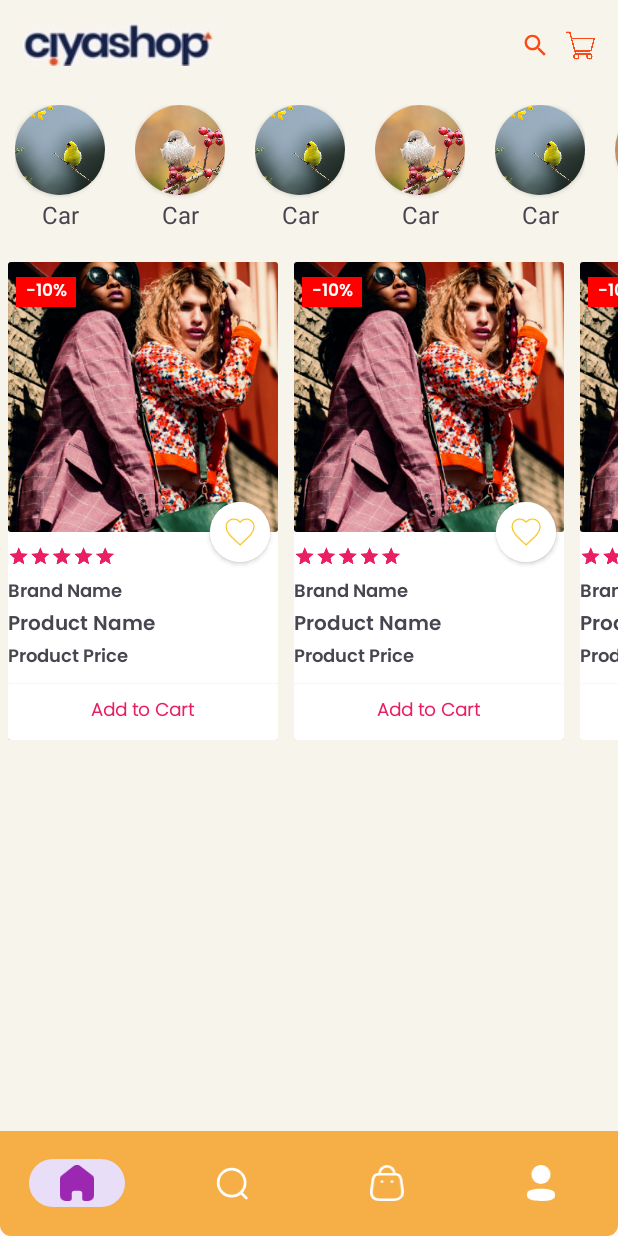
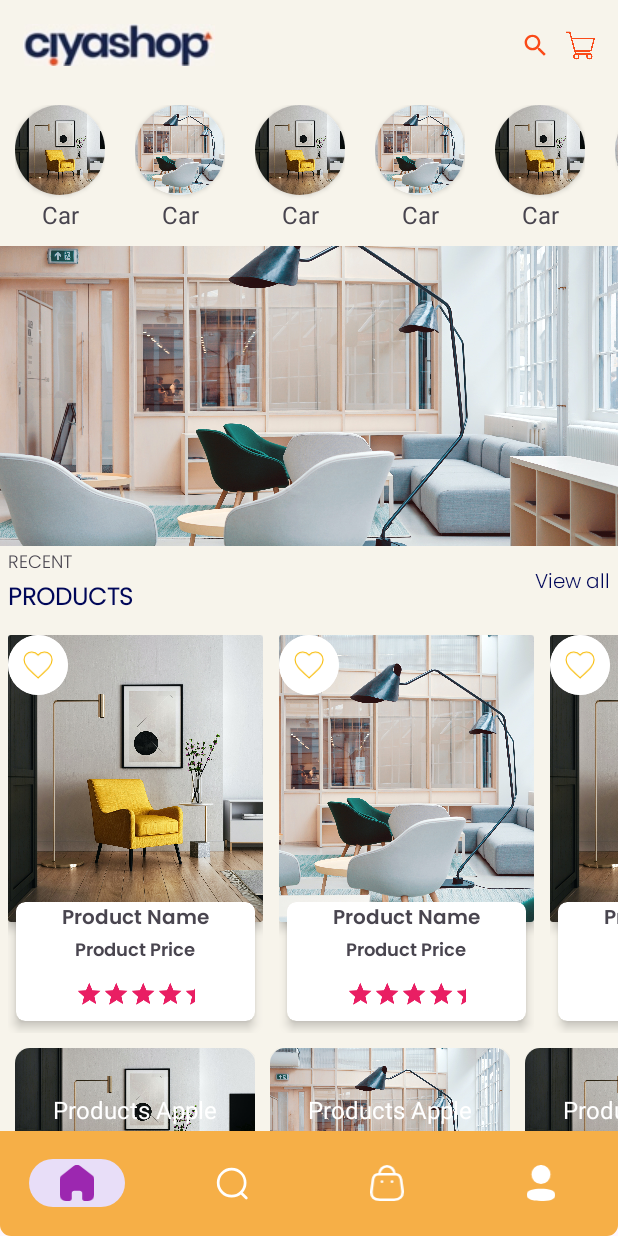
Before and after one commit to mehedii-hassan/BuyNowEcommerceAppDemo, an Android app: the screen it shows after launch (ShoppingActivity), on a phone screen of 412 x 824 dp. Run offline under Robolectric (Android 15) with nearby library versions, the light colour scheme and no system bars; our stand-ins replace data binding, navigation-ui, sdp/ssp sizes.

Commit message:
updated design

```diff
--- a/app/src/main/AndroidManifest.xml
+++ b/app/src/main/AndroidManifest.xml
@@ -8,9 +8,9 @@
         android:allowBackup="true"
         android:dataExtractionRules="@xml/data_extraction_rules"
         android:fullBackupContent="@xml/backup_rules"
-        android:icon="@mipmap/ic_launcher"
+        android:icon="@drawable/ecommerc_logo"
         android:label="@string/app_name"
-        android:roundIcon="@mipmap/ic_launcher_round"
+        android:roundIcon="@drawable/ecommerc_logo"
         android:supportsRtl="true"
         android:theme="@style/Theme.BuyNowEcommerceApp"
         tools:targetApi="31">
--- /dev/null
+++ b/app/src/main/java/com/example/buynowecommerceapp/adapters/FeatureProductAdapter.kt
@@ -0,0 +1,43 @@
+package com.example.buynowecommerceapp.adapters
+
+import android.view.LayoutInflater
+import android.view.ViewGroup
+import androidx.recyclerview.widget.RecyclerView
+import com.example.buynowecommerceapp.databinding.CategoryRowItemDesignBinding
+import com.example.buynowecommerceapp.databinding.RvFeatureProductsItemDesignBinding
+import com.example.buynowecommerceapp.databinding.RvShopNowItemDesignBinding
+
+class FeatureProductAdapter(
+    private val featureProductImageList: ArrayList<Int>,
+) :
+    RecyclerView.Adapter<FeatureProductAdapter.FeatureProductViewHolder>() {
+
+
+    override fun onCreateViewHolder(parent: ViewGroup, viewType: Int): FeatureProductViewHolder {
+        val binding = RvFeatureProductsItemDesignBinding.inflate(
+            LayoutInflater
+                .from(parent.context), parent, false
+        )
+        return FeatureProductViewHolder(binding)
+    }
+
+    override fun getItemCount(): Int {
+        return featureProductImageList.size
+    }
+
+    override fun onBindViewHolder(holder: FeatureProductViewHolder, position: Int) {
+
+        holder.bind(position)
+    }
+
+
+    inner class FeatureProductViewHolder(private val binding: RvFeatureProductsItemDesignBinding) :
+        RecyclerView.ViewHolder(binding.root) {
+
+        fun bind(position: Int) {
+            binding.ivFeatureProductItem.setImageResource(featureProductImageList[position])
+
+
+        }
+    }
+}
--- a/app/src/main/java/com/example/buynowecommerceapp/adapters/ProductAdapter.kt
+++ b/app/src/main/java/com/example/buynowecommerceapp/adapters/ProductAdapter.kt
@@ -3,7 +3,7 @@
 import android.view.LayoutInflater
 import android.view.ViewGroup
 import androidx.recyclerview.widget.RecyclerView
-import com.example.buynowecommerceapp.databinding.RvProdutItemDesignBinding
+import com.example.buynowecommerceapp.databinding.RvFeatureProductsItemDesignBinding
 
 class ProductAdapter(
     private val productImageList: ArrayList<Int>,
@@ -11,7 +11,7 @@
 
 
     override fun onCreateViewHolder(parent: ViewGroup, viewType: Int): ProductViewHolder {
-        val binding = RvProdutItemDesignBinding.inflate(
+        val binding = RvFeatureProductsItemDesignBinding.inflate(
             LayoutInflater
                 .from(parent.context), parent, false
         )
@@ -26,11 +26,11 @@
         holder.bind(position)
     }
 
-    inner class ProductViewHolder(private val binding: RvProdutItemDesignBinding) :
+    inner class ProductViewHolder(private val binding: RvFeatureProductsItemDesignBinding) :
         RecyclerView.ViewHolder(binding.root) {
 
         fun bind(position: Int) {
-            binding.ivProductItem.setImageResource(productImageList[position])
+            binding.ivFeatureProductItem.setImageResource(productImageList[position])
         }
     }
 }
--- /dev/null
+++ b/app/src/main/java/com/example/buynowecommerceapp/adapters/ShopNowAdapter.kt
@@ -0,0 +1,42 @@
+package com.example.buynowecommerceapp.adapters
+
+import android.view.LayoutInflater
+import android.view.ViewGroup
+import androidx.recyclerview.widget.RecyclerView
+import com.example.buynowecommerceapp.databinding.CategoryRowItemDesignBinding
+import com.example.buynowecommerceapp.databinding.RvShopNowItemDesignBinding
+
+class ShopNowAdapter(
+    private val shopNowImageList: ArrayList<Int>,
+) :
+    RecyclerView.Adapter<ShopNowAdapter.ShopNowViewHolder>() {
+
+
+    override fun onCreateViewHolder(parent: ViewGroup, viewType: Int): ShopNowViewHolder {
+        val binding = RvShopNowItemDesignBinding.inflate(
+            LayoutInflater
+                .from(parent.context), parent, false
+        )
+        return ShopNowViewHolder(binding)
+    }
+
+    override fun getItemCount(): Int {
+        return shopNowImageList.size
+    }
+
+    override fun onBindViewHolder(holder: ShopNowViewHolder, position: Int) {
+
+        holder.bind(position)
+    }
+
+
+    inner class ShopNowViewHolder(private val binding: RvShopNowItemDesignBinding) :
+        RecyclerView.ViewHolder(binding.root) {
+
+        fun bind(position: Int) {
+            binding.ivShopNowItem.setImageResource(shopNowImageList[position])
+
+
+        }
+    }
+}
--- a/app/src/main/java/com/example/buynowecommerceapp/ui/fragments/HomeFragment.kt
+++ b/app/src/main/java/com/example/buynowecommerceapp/ui/fragments/HomeFragment.kt
@@ -5,10 +5,13 @@
 import android.view.LayoutInflater
 import android.view.View
 import android.view.ViewGroup
+import androidx.recyclerview.widget.GridLayoutManager
 import androidx.recyclerview.widget.LinearLayoutManager
 import com.example.buynowecommerceapp.R
 import com.example.buynowecommerceapp.adapters.CategoryAdapter
+import com.example.buynowecommerceapp.adapters.FeatureProductAdapter
 import com.example.buynowecommerceapp.adapters.ProductAdapter
+import com.example.buynowecommerceapp.adapters.ShopNowAdapter
 import com.example.buynowecommerceapp.databinding.FragmentHomeBinding
 
 
@@ -29,36 +32,42 @@
         // val categoryImageList = resources.getIntArray(R.array.CategoryImageList)
         val categoryNameList = resources.getStringArray(R.array.CategoryNameList)
 
-        val productList = ArrayList<Int>()
-        productList.add(R.drawable.bn)
-        productList.add(R.drawable.bn)
-        productList.add(R.drawable.bn)
-        productList.add(R.drawable.bn)
-        productList.add(R.drawable.bn)
-        productList.add(R.drawable.bn)
-        productList.add(R.drawable.bn)
-        productList.add(R.drawable.bn)
-        productList.add(R.drawable.bn)
-        productList.add(R.drawable.bn)
+
+
+
 
         val list = ArrayList<Int>()
-        list.add(R.drawable.bird3)
-        list.add(R.drawable.bird4)
-        list.add(R.drawable.bird3)
-        list.add(R.drawable.bird4)
-        list.add(R.drawable.bird3)
-        list.add(R.drawable.bird4)
-        list.add(R.drawable.bird3)
+        list.add(R.drawable.img1)
+        list.add(R.drawable.img2)
+        list.add(R.drawable.img1)
+        list.add(R.drawable.img2)
+        list.add(R.drawable.img1)
+        list.add(R.drawable.img2)
+        list.add(R.drawable.img1)
+        list.add(R.drawable.img2)
+        list.add(R.drawable.img1)
+        list.add(R.drawable.img2)
+
 
         val adapter = CategoryAdapter(list, categoryNameList)
         binding.rvCategory.layoutManager =
             LinearLayoutManager(view.context, LinearLayoutManager.HORIZONTAL, false)
         binding.rvCategory.adapter = adapter
 
-        val productAdapter = ProductAdapter(productList)
+        val productAdapter = ProductAdapter(list)
         binding.rvProduct.layoutManager =
             LinearLayoutManager(view.context, LinearLayoutManager.HORIZONTAL, false)
         binding.rvProduct.adapter = productAdapter
+
+        val shopNowAdapter = ShopNowAdapter(list)
+        binding.rvShopNow.layoutManager =
+            LinearLayoutManager(view.context, LinearLayoutManager.HORIZONTAL, false)
+        binding.rvShopNow.adapter = shopNowAdapter
+
+        val featureProductAdapter = FeatureProductAdapter(list)
+        binding.rvFeatureProducts.layoutManager =
+            GridLayoutManager(view.context, 2)
+        binding.rvFeatureProducts.adapter = featureProductAdapter
 
 
     }
--- /dev/null
+++ b/app/src/main/res/drawable/custom_shop_now_btn_design.xml
@@ -0,0 +1,6 @@
+<?xml version="1.0" encoding="utf-8"?>
+<shape android:shape="rectangle" xmlns:android="http://schemas.android.com/apk/res/android">
+
+    <solid android:color="@color/g_dark_blue"/>
+    <corners android:radius="@dimen/_20sdp"/>
+</shape>
--- a/app/src/main/res/layout/fragment_home.xml
+++ b/app/src/main/res/layout/fragment_home.xml
@@ -7,11 +7,17 @@
 
     </data>
 
-    <androidx.constraintlayout.widget.ConstraintLayout
+    <ScrollView
         android:layout_width="match_parent"
         android:layout_height="match_parent"
         android:background="#F7F4EB"
         tools:context=".ui.fragments.HomeFragment">
+
+
+        <androidx.constraintlayout.widget.ConstraintLayout
+            android:layout_width="match_parent"
+            android:layout_height="wrap_content">
+
 
             <androidx.constraintlayout.widget.ConstraintLayout
                 android:id="@+id/clTopId"
@@ -61,14 +67,114 @@
                 android:orientation="horizontal"
                 app:layout_constraintTop_toBottomOf="@+id/clTopId" />
 
+
+            <ImageView
+                android:id="@+id/ivBannerHF"
+                android:layout_width="match_parent"
+                android:layout_height="@dimen/_200sdp"
+                android:scaleType="centerCrop"
+                android:src="@drawable/img2"
+                app:layout_constraintTop_toBottomOf="@id/rvCategory" />
+
+            <TextView
+                android:id="@+id/tvRecent"
+                android:layout_width="wrap_content"
+                android:layout_height="wrap_content"
+                android:fontFamily="@font/poppins_light"
+                android:paddingStart="@dimen/_5sdp"
+                android:paddingTop="@dimen/_2sdp"
+                android:text="Recent"
+                android:textAllCaps="true"
+                android:textSize="@dimen/_12ssp"
+                app:layout_constraintStart_toStartOf="parent"
+                app:layout_constraintTop_toBottomOf="@+id/ivBannerHF" />
+
+            <TextView
+                android:id="@+id/tvRecentProducts"
+                android:layout_width="wrap_content"
+                android:layout_height="wrap_content"
+                android:fontFamily="@font/poppins_light"
+                android:paddingStart="@dimen/_5sdp"
+                android:text="Products"
+                android:textAllCaps="true"
+                android:textColor="@color/g_dark_blue"
+                android:textSize="@dimen/_16ssp"
+                android:textStyle="bold"
+                app:layout_constraintStart_toStartOf="parent"
+                app:layout_constraintTop_toBottomOf="@+id/tvRecent" />
+
+            <TextView
+                android:id="@+id/tvRecentViewAll"
+                android:layout_width="wrap_content"
+                android:layout_height="wrap_content"
+                android:fontFamily="@font/poppins_light"
+                android:paddingStart="@dimen/_5sdp"
+                android:paddingEnd="@dimen/_5sdp"
+                android:text="View all"
+                android:textColor="@color/g_dark_blue"
+                android:textSize="@dimen/_13ssp"
+                app:layout_constraintBottom_toBottomOf="@id/tvRecentProducts"
+                app:layout_constraintEnd_toEndOf="parent"
+                app:layout_constraintTop_toTopOf="@+id/tvRecent" />
+
+
             <androidx.recyclerview.widget.RecyclerView
                 android:id="@+id/rvProduct"
                 android:layout_width="match_parent"
                 android:layout_height="wrap_content"
                 android:layout_marginTop="@dimen/_5sdp"
                 android:orientation="horizontal"
-            app:layout_constraintTop_toBottomOf="@+id/rvCategory" />
+                app:layout_constraintTop_toBottomOf="@+id/tvRecentProducts" />
+
+            <androidx.recyclerview.widget.RecyclerView
+                android:id="@+id/rvShopNow"
+                android:layout_width="match_parent"
+                android:layout_height="wrap_content"
+                android:layout_marginTop="@dimen/_10sdp"
+                android:orientation="horizontal"
+                app:layout_constraintTop_toBottomOf="@+id/rvProduct" />
 
 
+            <!--Feature products-->
+            <TextView
+                android:id="@+id/tvFeature"
+                android:layout_width="wrap_content"
+                android:layout_height="wrap_content"
+                android:fontFamily="@font/poppins_light"
+                android:paddingStart="@dimen/_5sdp"
+                android:paddingTop="@dimen/_2sdp"
+                android:text="Feature"
+                android:textAllCaps="true"
+                android:textSize="@dimen/_12ssp"
+                app:layout_constraintStart_toStartOf="parent"
+                app:layout_constraintTop_toBottomOf="@+id/rvShopNow" />
+
+            <TextView
+                android:id="@+id/tvFeatureProducts"
+                android:layout_width="wrap_content"
+                android:layout_height="wrap_content"
+                android:fontFamily="@font/poppins_light"
+                android:paddingStart="@dimen/_5sdp"
+                android:text="Products"
+                android:textAllCaps="true"
+                android:textColor="@color/g_dark_blue"
+                android:textSize="@dimen/_16ssp"
+                android:textStyle="bold"
+                app:layout_constraintStart_toStartOf="parent"
+                app:layout_constraintTop_toBottomOf="@+id/tvFeature" />
+
+
+
+            <!--Feature products recycler view-->
+            <androidx.recyclerview.widget.RecyclerView
+                android:id="@+id/rvFeatureProducts"
+                android:layout_width="match_parent"
+                android:layout_height="wrap_content"
+                android:layout_marginTop="@dimen/_10sdp"
+                app:layout_constraintTop_toBottomOf="@+id/tvFeatureProducts" />
+
         </androidx.constraintlayout.widget.ConstraintLayout>
+
+
+    </ScrollView>
 </layout>
--- /dev/null
+++ b/app/src/main/res/layout/rv_feature_products_item_design.xml
@@ -0,0 +1,144 @@
+<?xml version="1.0" encoding="utf-8"?>
+<layout xmlns:android="http://schemas.android.com/apk/res/android"
+    xmlns:app="http://schemas.android.com/apk/res-auto">
+
+    <data>
+
+    </data>
+
+    <androidx.constraintlayout.widget.ConstraintLayout
+        android:layout_width="@dimen/_170sdp"
+        android:layout_height="265dp"
+        android:layout_marginStart="5dp"
+        android:layout_marginTop="5dp"
+        android:layout_marginEnd="@dimen/_5sdp"
+        android:background="#F7F4EB">
+
+
+        <androidx.constraintlayout.widget.Guideline
+            android:id="@+id/glProductHeight"
+            android:layout_width="wrap_content"
+            android:layout_height="wrap_content"
+            android:orientation="horizontal"
+            app:layout_constraintGuide_percent=".72" />
+
+        <androidx.constraintlayout.widget.Guideline
+            android:id="@+id/glProductDescStart"
+            android:layout_width="wrap_content"
+            android:layout_height="wrap_content"
+            android:orientation="horizontal"
+            app:layout_constraintGuide_percent=".67" />
+
+
+        <androidx.cardview.widget.CardView
+            android:id="@+id/cvFeatureProductItem"
+            android:layout_width="match_parent"
+            android:layout_height="0dp"
+            android:background="@drawable/custom_card_top_design"
+            app:cardBackgroundColor="@color/white"
+            app:cardElevation="4dp"
+            app:layout_constraintBottom_toBottomOf="@+id/glProductHeight"
+            app:layout_constraintStart_toStartOf="parent"
+            app:layout_constraintTop_toTopOf="parent">
+
+            <ImageView
+                android:id="@+id/ivFeatureProductItem"
+                android:layout_width="match_parent"
+                android:layout_height="match_parent"
+                android:scaleType="centerCrop"
+                android:src="@drawable/bn" />
+
+        </androidx.cardview.widget.CardView>
+
+
+        <androidx.cardview.widget.CardView
+            android:layout_width="wrap_content"
+            android:layout_height="wrap_content"
+            android:layout_marginEnd="@dimen/_5sdp"
+            app:cardCornerRadius="@dimen/_50sdp"
+            app:cardElevation="4dp"
+            app:layout_constraintStart_toStartOf="parent"
+            app:layout_constraintTop_toBottomOf="@+id/cvFeatureProductItem"
+            app:layout_constraintTop_toTopOf="parent">
+
+            <ImageView
+                android:layout_width="@dimen/_40sdp"
+                android:layout_height="@dimen/_40sdp"
+                android:background="@color/white"
+                android:padding="@dimen/_10sdp"
+                android:src="@drawable/ic_fav"
+                app:tint="@color/g_orange" />
+
+        </androidx.cardview.widget.CardView>
+
+
+        <androidx.cardview.widget.CardView
+            android:layout_width="match_parent"
+            android:layout_height="wrap_content"
+            android:layout_marginStart="@dimen/_5sdp"
+            android:layout_marginEnd="@dimen/_5sdp"
+            app:cardCornerRadius="@dimen/_6sdp"
+            app:cardElevation="4dp"
+            app:layout_constraintStart_toStartOf="parent"
+            app:layout_constraintTop_toBottomOf="@+id/glProductDescStart">
+
+
+            <LinearLayout
+                android:id="@+id/llProductDesc"
+                android:layout_width="match_parent"
+                android:layout_height="wrap_content"
+                android:orientation="vertical">
+
+
+                <TextView
+                    android:id="@+id/productName_singleProduct"
+                    android:layout_width="wrap_content"
+                    android:layout_height="wrap_content"
+                    android:layout_gravity="center"
+                    android:fontFamily="@font/poppins_thin"
+                    android:maxLines="1"
+                    android:text="Product Name"
+                    android:textSize="13sp"
+                    android:textStyle="bold" />
+
+                <TextView
+                    android:id="@+id/productPrice_singleProduct"
+                    android:layout_width="wrap_content"
+                    android:layout_height="wrap_content"
+                    android:layout_gravity="center"
+                    android:fontFamily="@font/poppins_thin"
+                    android:maxLines="1"
+                    android:text="Product Price"
+                    android:textSize="@dimen/_12ssp" />
+
+
+                <RatingBar
+                    style="@style/Widget.AppCompat.RatingBar.Indicator"
+                    android:layout_width="wrap_content"
+                    android:layout_height="wrap_content"
+                    android:layout_gravity="center"
+                    android:numStars="5"
+                    android:rating="5"
+                    android:scaleX=".5"
+                    android:scaleY=".5"
+                    android:stepSize="0.1"
+                    android:theme="@style/RatingBar" />
+
+                <!--<RatingBar
+    android:layout_width="wrap_content"
+    android:layout_height="wrap_content"
+    android:id="@+id/ratingBar"
+    style="?android:attr/ratingBarStyleIndicator"
+    android:scaleX=".5"
+    android:rating="3.5"
+    android:scaleY=".5"
+    android:transformPivotX="0dp"
+    android:transformPivotY="0dp"
+    android:max="5"/>-->
+
+            </LinearLayout>
+        </androidx.cardview.widget.CardView>
+
+
+    </androidx.constraintlayout.widget.ConstraintLayout>
+</layout>
--- /dev/null
+++ b/app/src/main/res/layout/rv_shop_now_item_design.xml
@@ -0,0 +1,73 @@
+<?xml version="1.0" encoding="utf-8"?>
+<layout xmlns:android="http://schemas.android.com/apk/res/android"
+    xmlns:app="http://schemas.android.com/apk/res-auto">
+
+    <data>
+
+    </data>
+
+    <androidx.constraintlayout.widget.ConstraintLayout
+        android:layout_width="wrap_content"
+        android:layout_height="wrap_content"
+        android:layout_marginStart="@dimen/_10sdp"
+        android:background="#F7F4EB"
+        >
+
+        <androidx.cardview.widget.CardView
+            android:id="@+id/cvShopNowItem"
+            android:layout_width="@dimen/_160sdp"
+            android:layout_height="@dimen/_120sdp"
+            app:cardCornerRadius="@dimen/_10sdp"
+            app:layout_constraintStart_toStartOf="parent"
+            app:layout_constraintTop_toTopOf="parent">
+
+            <ImageView
+                android:id="@+id/ivShopNowItem"
+                android:layout_width="match_parent"
+                android:layout_height="match_parent"
+                android:scaleType="centerCrop"
+                android:src="@drawable/bn" />
+
+        </androidx.cardview.widget.CardView>
+
+        <androidx.cardview.widget.CardView
+            android:layout_width="wrap_content"
+            android:layout_height="wrap_content"
+            android:backgroundTint="@android:color/transparent"
+            app:layout_constraintBottom_toBottomOf="@+id/cvShopNowItem"
+            app:layout_constraintEnd_toEndOf="@+id/cvShopNowItem"
+            app:layout_constraintStart_toStartOf="@+id/cvShopNowItem"
+            app:layout_constraintTop_toTopOf="@+id/cvShopNowItem">
+
+
+            <LinearLayout
+                android:layout_width="wrap_content"
+                android:layout_height="wrap_content"
+                android:orientation="vertical">
+
+                <TextView
+                    android:layout_width="wrap_content"
+                    android:layout_height="wrap_content"
+                    android:layout_gravity="center"
+                    android:text="Products Apple"
+                    android:paddingBottom="@dimen/_10sdp"
+                    android:textColor="@color/white"
+                    android:textSize="@dimen/_16ssp" />
+
+                <Button
+                    android:layout_width="wrap_content"
+                    android:layout_height="wrap_content"
+                    android:layout_gravity="center"
+                    android:background="@drawable/custom_shop_now_btn_design"
+                    android:padding="@dimen/_2sdp"
+                    android:text="Shop Now"
+                    android:minHeight="@dimen/_20sdp"
+                    android:textColor="@color/white"
+                    android:textSize="@dimen/_12ssp" />
+
+            </LinearLayout>
+        </androidx.cardview.widget.CardView>
+
+
+    </androidx.constraintlayout.widget.ConstraintLayout>
+</layout>
--- a/app/src/main/res/values/dimens.xml
+++ b/app/src/main/res/values/dimens.xml
@@ -79,6 +79,9 @@
     <dimen name="_30ssp">30sp</dimen>
     <dimen name="_180sdp">180dp</dimen>
     <dimen name="_48sdp">48dp</dimen>
+    <dimen name="_160sdp">160dp</dimen>
+    <dimen name="_120sdp">120dp</dimen>
+    <dimen name="_170sdp">170dp</dimen>
 
 
 </resources>
--- a/app/src/main/res/values/themes.xml
+++ b/app/src/main/res/values/themes.xml
@@ -12,6 +12,9 @@
 
         <item name="colorControlActivated">#E91E63</item>
 
+
+
+
     </style>
 
 </resources>
```
Also changed, not shown: app/src/main/res/drawable/img1.jpg (added), app/src/main/res/drawable/img2.jpg (added). Lines whose indentation alone changed are shown as unchanged.
